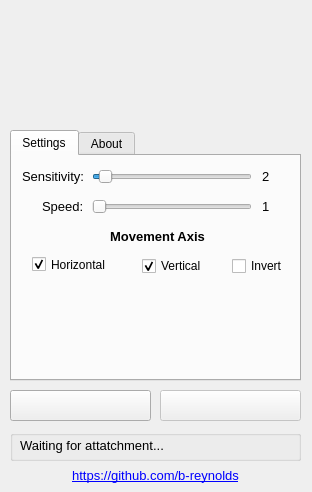
The window that SpatialPointer/spatial_pointer.ui (b-reynolds/Pointy) describes before a commit, drawn with Qt 5.
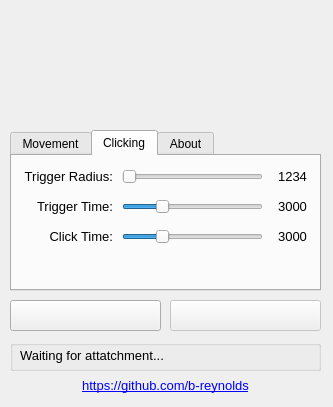
The same window after the commit. Icons and pictures are not drawn.

Commit message: Implement sliders for click trigger radius and time

```diff
--- a/SpatialPointer/spatial_pointer.ui
+++ b/SpatialPointer/spatial_pointer.ui
@@ -6,8 +6,8 @@
    <rect>
     <x>0</x>
     <y>0</y>
-    <width>312</width>
-    <height>492</height>
+    <width>333</width>
+    <height>407</height>
    </rect>
   </property>
   <property name="sizePolicy">
@@ -42,8 +42,8 @@
    <property name="geometry">
     <rect>
      <x>10</x>
-     <y>430</y>
-     <width>291</width>
+     <y>340</y>
+     <width>311</width>
      <height>31</height>
     </rect>
    </property>
@@ -74,8 +74,8 @@
    <property name="geometry">
     <rect>
      <x>10</x>
-     <y>460</y>
-     <width>291</width>
+     <y>370</y>
+     <width>311</width>
      <height>31</height>
     </rect>
    </property>
@@ -104,16 +104,16 @@
     <rect>
      <x>10</x>
      <y>130</y>
-     <width>291</width>
-     <height>251</height>
+     <width>311</width>
+     <height>161</height>
     </rect>
    </property>
    <property name="currentIndex">
-    <number>0</number>
+    <number>1</number>
    </property>
    <widget class="QWidget" name="tab_settings">
     <attribute name="title">
-     <string>Settings</string>
+     <string>Movement</string>
     </attribute>
     <widget class="QCheckBox" name="chk_invert">
      <property name="enabled">
@@ -121,7 +121,7 @@
      </property>
      <property name="geometry">
       <rect>
-       <x>220</x>
+       <x>230</x>
        <y>100</y>
        <width>61</width>
        <height>20</height>
@@ -146,7 +146,7 @@
     <widget class="QCheckBox" name="chk_vertical">
      <property name="geometry">
       <rect>
-       <x>130</x>
+       <x>140</x>
        <y>100</y>
        <width>61</width>
        <height>20</height>
@@ -173,7 +173,7 @@
       <rect>
        <x>10</x>
        <y>10</y>
-       <width>81</width>
+       <width>61</width>
        <height>21</height>
       </rect>
      </property>
@@ -191,13 +191,16 @@
      <property name="text">
       <string>Sensitivity:</string>
      </property>
+     <property name="alignment">
+      <set>Qt::AlignRight|Qt::AlignTrailing|Qt::AlignVCenter</set>
+     </property>
     </widget>
     <widget class="QLabel" name="lbl_speed_value">
      <property name="geometry">
       <rect>
        <x>250</x>
        <y>40</y>
-       <width>31</width>
+       <width>51</width>
        <height>21</height>
       </rect>
      </property>
@@ -212,13 +215,16 @@
      <property name="text">
       <string>1</string>
      </property>
+     <property name="alignment">
+      <set>Qt::AlignCenter</set>
+     </property>
     </widget>
     <widget class="QLabel" name="lbl_deadzone_value">
      <property name="geometry">
       <rect>
        <x>250</x>
        <y>10</y>
-       <width>31</width>
+       <width>51</width>
        <height>21</height>
       </rect>
      </property>
@@ -233,13 +239,16 @@
      <property name="text">
       <string>2</string>
      </property>
+     <property name="alignment">
+      <set>Qt::AlignCenter</set>
+     </property>
     </widget>
     <widget class="QSlider" name="sld_speed">
      <property name="geometry">
       <rect>
        <x>80</x>
        <y>40</y>
-       <width>160</width>
+       <width>171</width>
        <height>22</height>
       </rect>
      </property>
@@ -270,7 +279,7 @@
       <rect>
        <x>80</x>
        <y>10</y>
-       <width>160</width>
+       <width>171</width>
        <height>22</height>
       </rect>
      </property>
@@ -290,9 +299,9 @@
     <widget class="QLabel" name="lbl_speed">
      <property name="geometry">
       <rect>
-       <x>30</x>
+       <x>10</x>
        <y>40</y>
-       <width>41</width>
+       <width>61</width>
        <height>21</height>
       </rect>
      </property>
@@ -310,13 +319,16 @@
      <property name="text">
       <string>Speed:</string>
      </property>
+     <property name="alignment">
+      <set>Qt::AlignRight|Qt::AlignTrailing|Qt::AlignVCenter</set>
+     </property>
     </widget>
     <widget class="QLabel" name="lbl_speed_2">
      <property name="geometry">
       <rect>
-       <x>10</x>
+       <x>0</x>
        <y>70</y>
-       <width>271</width>
+       <width>301</width>
        <height>21</height>
       </rect>
      </property>
@@ -341,7 +353,7 @@
     <widget class="QCheckBox" name="chk_horizontal">
      <property name="geometry">
       <rect>
-       <x>20</x>
+       <x>30</x>
        <y>100</y>
        <width>81</width>
        <height>17</height>
@@ -366,20 +378,242 @@
       <bool>false</bool>
      </property>
     </widget>
-    <zorder>btn_github</zorder>
-    <zorder>btn_enable</zorder>
-    <zorder>grp_status</zorder>
-    <zorder>btn_disable</zorder>
-    <zorder>chk_invert</zorder>
-    <zorder>chk_vertical</zorder>
-    <zorder>lbl_deadzone</zorder>
-    <zorder>lbl_speed_value</zorder>
-    <zorder>lbl_deadzone_value</zorder>
-    <zorder>sld_speed</zorder>
-    <zorder>sld_deadzone</zorder>
-    <zorder>lbl_speed</zorder>
-    <zorder>lbl_speed_2</zorder>
-    <zorder>chk_horizontal</zorder>
+   </widget>
+   <widget class="QWidget" name="tab_clicking">
+    <attribute name="title">
+     <string>Clicking</string>
+    </attribute>
+    <widget class="QLabel" name="lbl_trigger_radius">
+     <property name="geometry">
+      <rect>
+       <x>10</x>
+       <y>10</y>
+       <width>91</width>
+       <height>21</height>
+      </rect>
+     </property>
+     <property name="font">
+      <font>
+       <family>Tahoma</family>
+       <pointsize>10</pointsize>
+       <weight>50</weight>
+       <bold>false</bold>
+      </font>
+     </property>
+     <property name="toolTip">
+      <string>&lt;html&gt;&lt;head/&gt;&lt;body&gt;&lt;p&gt;The amount of controller movement required to move the mouse cursor&lt;/p&gt;&lt;/body&gt;&lt;/html&gt;</string>
+     </property>
+     <property name="text">
+      <string>Trigger Radius:</string>
+     </property>
+     <property name="alignment">
+      <set>Qt::AlignRight|Qt::AlignTrailing|Qt::AlignVCenter</set>
+     </property>
+    </widget>
+    <widget class="QLabel" name="lbl_trigger_radius_value">
+     <property name="geometry">
+      <rect>
+       <x>260</x>
+       <y>10</y>
+       <width>41</width>
+       <height>21</height>
+      </rect>
+     </property>
+     <property name="font">
+      <font>
+       <family>Tahoma</family>
+       <pointsize>10</pointsize>
+       <weight>50</weight>
+       <bold>false</bold>
+      </font>
+     </property>
+     <property name="text">
+      <string>1234</string>
+     </property>
+     <property name="alignment">
+      <set>Qt::AlignCenter</set>
+     </property>
+    </widget>
+    <widget class="QSlider" name="sld_trigger_radius">
+     <property name="geometry">
+      <rect>
+       <x>110</x>
+       <y>10</y>
+       <width>141</width>
+       <height>22</height>
+      </rect>
+     </property>
+     <property name="maximum">
+      <number>1000</number>
+     </property>
+     <property name="pageStep">
+      <number>1</number>
+     </property>
+     <property name="value">
+      <number>2</number>
+     </property>
+     <property name="orientation">
+      <enum>Qt::Horizontal</enum>
+     </property>
+    </widget>
+    <widget class="QLabel" name="lbl_trigger_time">
+     <property name="geometry">
+      <rect>
+       <x>10</x>
+       <y>40</y>
+       <width>91</width>
+       <height>21</height>
+      </rect>
+     </property>
+     <property name="font">
+      <font>
+       <family>Tahoma</family>
+       <pointsize>10</pointsize>
+       <weight>50</weight>
+       <bold>false</bold>
+      </font>
+     </property>
+     <property name="toolTip">
+      <string>&lt;html&gt;&lt;head/&gt;&lt;body&gt;&lt;p&gt;The amount of controller movement required to move the mouse cursor&lt;/p&gt;&lt;/body&gt;&lt;/html&gt;</string>
+     </property>
+     <property name="text">
+      <string>Trigger Time:</string>
+     </property>
+     <property name="alignment">
+      <set>Qt::AlignRight|Qt::AlignTrailing|Qt::AlignVCenter</set>
+     </property>
+    </widget>
+    <widget class="QSlider" name="sld_trigger_time">
+     <property name="geometry">
+      <rect>
+       <x>110</x>
+       <y>40</y>
+       <width>141</width>
+       <height>22</height>
+      </rect>
+     </property>
+     <property name="minimum">
+      <number>500</number>
+     </property>
+     <property name="maximum">
+      <number>10000</number>
+     </property>
+     <property name="singleStep">
+      <number>100</number>
+     </property>
+     <property name="pageStep">
+      <number>1000</number>
+     </property>
+     <property name="value">
+      <number>3000</number>
+     </property>
+     <property name="orientation">
+      <enum>Qt::Horizontal</enum>
+     </property>
+    </widget>
+    <widget class="QLabel" name="lbl_trigger_time_value">
+     <property name="geometry">
+      <rect>
+       <x>260</x>
+       <y>40</y>
+       <width>41</width>
+       <height>21</height>
+      </rect>
+     </property>
+     <property name="font">
+      <font>
+       <family>Tahoma</family>
+       <pointsize>10</pointsize>
+       <weight>50</weight>
+       <bold>false</bold>
+      </font>
+     </property>
+     <property name="text">
+      <string>3000</string>
+     </property>
+     <property name="alignment">
+      <set>Qt::AlignCenter</set>
+     </property>
+    </widget>
+    <widget class="QLabel" name="lbl_click_time_value">
+     <property name="geometry">
+      <rect>
+       <x>260</x>
+       <y>70</y>
+       <width>41</width>
+       <height>21</height>
+      </rect>
+     </property>
+     <property name="font">
+      <font>
+       <family>Tahoma</family>
+       <pointsize>10</pointsize>
+       <weight>50</weight>
+       <bold>false</bold>
+      </font>
+     </property>
+     <property name="text">
+      <string>3000</string>
+     </property>
+     <property name="alignment">
+      <set>Qt::AlignCenter</set>
+     </property>
+    </widget>
+    <widget class="QSlider" name="sld_click_time">
+     <property name="geometry">
+      <rect>
+       <x>110</x>
+       <y>70</y>
+       <width>141</width>
+       <height>22</height>
+      </rect>
+     </property>
+     <property name="minimum">
+      <number>500</number>
+     </property>
+     <property name="maximum">
+      <number>10000</number>
+     </property>
+     <property name="singleStep">
+      <number>100</number>
+     </property>
+     <property name="pageStep">
+      <number>1000</number>
+     </property>
+     <property name="value">
+      <number>3000</number>
+     </property>
+     <property name="orientation">
+      <enum>Qt::Horizontal</enum>
+     </property>
+    </widget>
+    <widget class="QLabel" name="lbl_click_time">
+     <property name="geometry">
+      <rect>
+       <x>10</x>
+       <y>70</y>
+       <width>91</width>
+       <height>21</height>
+      </rect>
+     </property>
+     <property name="font">
+      <font>
+       <family>Tahoma</family>
+       <pointsize>10</pointsize>
+       <weight>50</weight>
+       <bold>false</bold>
+      </font>
+     </property>
+     <property name="toolTip">
+      <string>&lt;html&gt;&lt;head/&gt;&lt;body&gt;&lt;p&gt;The amount of controller movement required to move the mouse cursor&lt;/p&gt;&lt;/body&gt;&lt;/html&gt;</string>
+     </property>
+     <property name="text">
+      <string>Click Time:</string>
+     </property>
+     <property name="alignment">
+      <set>Qt::AlignRight|Qt::AlignTrailing|Qt::AlignVCenter</set>
+     </property>
+    </widget>
    </widget>
    <widget class="QWidget" name="tab_about">
     <attribute name="title">
@@ -428,8 +662,8 @@
    <property name="geometry">
     <rect>
      <x>10</x>
-     <y>390</y>
-     <width>141</width>
+     <y>300</y>
+     <width>151</width>
      <height>31</height>
     </rect>
    </property>
@@ -465,9 +699,9 @@
    </property>
    <property name="geometry">
     <rect>
-     <x>160</x>
-     <y>390</y>
-     <width>141</width>
+     <x>170</x>
+     <y>300</y>
+     <width>151</width>
      <height>31</height>
     </rect>
    </property>
```
Left out of the diff: 6 changed lines with no effect on the pictures. The commit also changes 2 other files.
